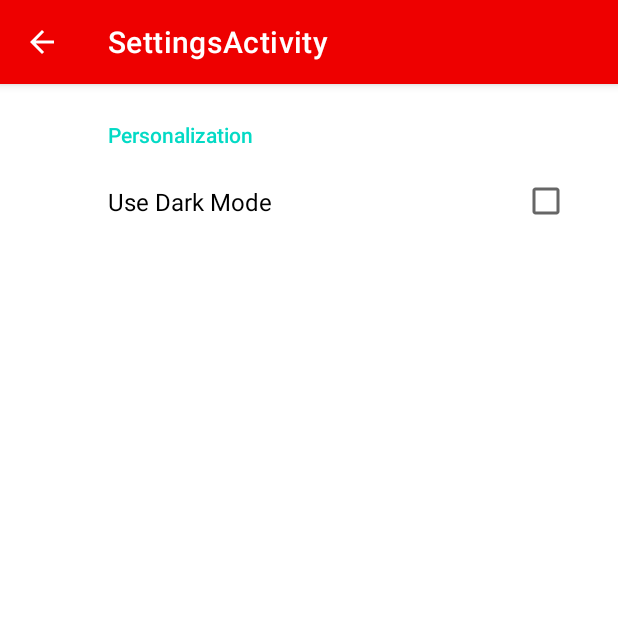
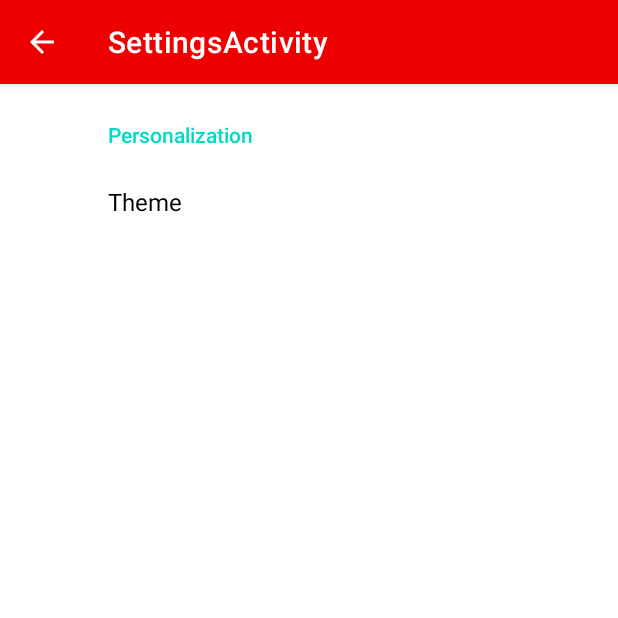
Before and after one commit to Yukon2077/Notes_By_Yukon, an Android app: the SettingsActivity screen opened directly, with no data from a screen before it, on a phone screen of 412 x 824 dp, the top half of it. Run offline under Robolectric (Android 15) with nearby library versions, the phone set to English and light mode, and no system bars; our stand-ins replace androidx.preference.

Commit message:
Too many again

```diff
--- a/app/src/main/AndroidManifest.xml
+++ b/app/src/main/AndroidManifest.xml
@@ -8,7 +8,7 @@
         android:label="@string/app_name"
         android:roundIcon="@mipmap/ic_launcher_round"
         android:supportsRtl="true"
-        android:theme="@style/Theme.Notes.Light">
+        android:theme="@style/Theme.Notes">
         <activity
             android:name="activities.SettingsActivity"
             android:label="@string/title_activity_settings" />
--- a/app/src/main/java/activities/MainActivity.java
+++ b/app/src/main/java/activities/MainActivity.java
@@ -2,6 +2,7 @@ package activities;
 
 import androidx.annotation.NonNull;
 import androidx.appcompat.app.AppCompatActivity;
+import androidx.appcompat.app.AppCompatDelegate;
 import androidx.appcompat.widget.Toolbar;
 import androidx.preference.CheckBoxPreference;
 import androidx.preference.PreferenceManager;
@@ -39,7 +40,6 @@ public class MainActivity extends AppCompatActivity {
     @Override
     protected void onCreate(Bundle savedInstanceState) {
         super.onCreate(savedInstanceState);
-        setAppTheme(this);
         setContentView(R.layout.activity_main);
 
         toolbar = findViewById(R.id.toolbar);
@@ -71,6 +71,7 @@ public class MainActivity extends AppCompatActivity {
             Intent intent = new Intent(this,WriteActivity.class);
             intent.putExtra("ENTRY",entry);
             intent.putExtra("ID",id);
+            intent.putExtra("FROM_WHERE","MAIN");
             startActivity(intent);
         }
 
@@ -102,7 +103,6 @@ public class MainActivity extends AppCompatActivity {
     @Override
     protected void onRestart() {
         entryAdapter.swapCursor(notesSQLiteHelper.getAllItems());
-        setAppTheme(this);
         super.onRestart();
     }
 
@@ -112,20 +112,4 @@ public class MainActivity extends AppCompatActivity {
         entryAdapter.swapCursor(notesSQLiteHelper.getAllItems());
     }
 
-    public static void setAppTheme(Context context){
-        SharedPreferences sharedPreferences = PreferenceManager.getDefaultSharedPreferences(context);
-        Boolean theme = sharedPreferences.getBoolean("theme_checkbox",false);
-        /*Toast.makeText(getApplicationContext(), theme + "",
-                Toast.LENGTH_LONG).show();*/
-
-        if (theme) {
-            context.setTheme(R.style.Theme_Notes_Dark);
-
-        } else {
-            context.setTheme(R.style.Theme_Notes_Light);
-        }
-
-
-    }
-
 }
--- a/app/src/main/java/activities/SettingsActivity.java
+++ b/app/src/main/java/activities/SettingsActivity.java
@@ -9,8 +9,10 @@ import android.view.MenuItem;
 import androidx.annotation.NonNull;
 import androidx.appcompat.app.ActionBar;
 import androidx.appcompat.app.AppCompatActivity;
+import androidx.appcompat.app.AppCompatDelegate;
 import androidx.appcompat.widget.Toolbar;
 import androidx.preference.CheckBoxPreference;
+import androidx.preference.ListPreference;
 import androidx.preference.Preference;
 import androidx.preference.PreferenceFragmentCompat;
 import androidx.preference.PreferenceManager;
@@ -24,7 +26,6 @@ public class SettingsActivity extends AppCompatActivity {
     @Override
     protected void onCreate(Bundle savedInstanceState) {
         super.onCreate(savedInstanceState);
-        MainActivity.setAppTheme(this);
         setContentView(R.layout.settings_activity);
         if (savedInstanceState == null) {
             getSupportFragmentManager()
@@ -51,19 +52,28 @@ public class SettingsActivity extends AppCompatActivity {
         public void onCreatePreferences(Bundle savedInstanceState, String rootKey) {
             setPreferencesFromResource(R.xml.root_preferences, rootKey);
 
-            CheckBoxPreference checkBoxPreference = findPreference("theme_checkbox");
-            checkBoxPreference.setOnPreferenceClickListener(new Preference.OnPreferenceClickListener() {
+            ListPreference listPreference = findPreference("theme_list");
+            listPreference.setOnPreferenceChangeListener(new Preference.OnPreferenceChangeListener() {
                 @Override
-                public boolean onPreferenceClick(Preference preference) {
-                    /*getActivity().recreate();*/
-                    TaskStackBuilder.create(getActivity())
-                            .addNextIntent(new Intent(getActivity(), MainActivity.class))
-                            .addNextIntent(getActivity().getIntent())
-                            .startActivities();
+                public boolean onPreferenceChange(Preference preference, Object newValue) {
+                    switch (newValue.toString()) {
 
-                    return false;
+                        case "Light":
+                            AppCompatDelegate.setDefaultNightMode(AppCompatDelegate.MODE_NIGHT_NO);
+                            break;
+
+                        case "Dark":
+                            AppCompatDelegate.setDefaultNightMode(AppCompatDelegate.MODE_NIGHT_YES);
+                            break;
+
+                        case "System Default":
+                            AppCompatDelegate.setDefaultNightMode(AppCompatDelegate.MODE_NIGHT_FOLLOW_SYSTEM);
+                            break;
+                    }
+                    return true;
                 }
             });
+
 
         }
 
--- a/app/src/main/java/adapters/EntryAdapter.java
+++ b/app/src/main/java/adapters/EntryAdapter.java
@@ -59,6 +59,7 @@ public class EntryAdapter extends RecyclerView.Adapter <EntryAdapter.EntryViewHo
                 Intent intent = new Intent(mContext, WriteActivity.class);
                 intent.putExtra("ID",id);
                 intent.putExtra("ENTRY",entry);
+                intent.putExtra("FROM_WHERE","ADAPTER");
                 mContext.startActivity(intent);
             }
         });
--- a/app/src/main/res/layout/activity_write.xml
+++ b/app/src/main/res/layout/activity_write.xml
@@ -23,7 +23,7 @@
         android:ems="10"
         android:gravity="start|top"
         android:backgroundTint="@color/transparent"
-        android:inputType="textMultiLine"
+        android:inputType="textMultiLine|textAutoCorrect|textCapSentences"
         app:layout_constraintBottom_toBottomOf="parent"
         app:layout_constraintEnd_toEndOf="parent"
         app:layout_constraintStart_toStartOf="parent"
--- a/app/src/main/res/values-night/themes.xml
+++ b/app/src/main/res/values-night/themes.xml
@@ -1,6 +1,6 @@
 <resources xmlns:tools="http://schemas.android.com/tools">
     <!-- Base application theme. -->
-    <style name="Theme.Notes.Dark" parent="Theme.MaterialComponents.DayNight.NoActionBar">
+    <style name="Theme.Notes" parent="Theme.MaterialComponents.DayNight.NoActionBar">
         <!-- Primary brand color. -->
         <item name="colorPrimary">@color/bright_red</item>
         <item name="colorPrimaryVariant">@color/dark_red</item>
@@ -13,7 +13,7 @@
         <item name="android:statusBarColor" tools:targetApi="l">?attr/colorPrimaryVariant</item>
         <!-- Customize your theme here. -->
         <item name="android:windowBackground">@color/black</item>
-        <item name="android:navigationBarColor">?android:windowBackground</item>
+        <item name="android:navigationBarColor">@color/black</item>
         <item name="colorSurface">@color/light_dark</item>
         <item name="android:textColorPrimary">@color/white</item>
         <item name="android:textColor">@color/white</item>
--- a/app/src/main/res/values/arrays.xml
+++ b/app/src/main/res/values/arrays.xml
@@ -3,7 +3,7 @@
     <array name="theme_values">
         <item>Light</item>
         <item>Dark</item>
-        <item>System_Default</item>
+        <item>System Default</item>
     </array>
 
 </resources>
--- a/app/src/main/res/values/themes.xml
+++ b/app/src/main/res/values/themes.xml
@@ -1,6 +1,6 @@
 <resources xmlns:tools="http://schemas.android.com/tools">
     <!-- Base application theme. -->
-    <style name="Theme.Notes.Light" parent="Theme.MaterialComponents.DayNight.NoActionBar">
+    <style name="Theme.Notes" parent="Theme.MaterialComponents.DayNight.NoActionBar">
         <!-- Primary brand color. -->
         <item name="colorPrimary">@color/bright_red</item>
         <item name="colorPrimaryVariant">@color/dark_red</item>
@@ -13,7 +13,7 @@
         <item name="android:statusBarColor" tools:targetApi="l">?attr/colorPrimaryVariant</item>
         <!-- Customize your theme here. -->
         <item name="android:windowBackground">@color/white</item>
-        <item name="android:navigationBarColor">?android:windowBackground</item>
+        <item name="android:navigationBarColor">@color/white</item>
         <item name="colorSurface">@color/light_white</item>
         <item name="android:textColorPrimary">@color/black</item>
         <item name="android:textColor">@color/black</item>
--- a/app/src/main/res/xml/root_preferences.xml
+++ b/app/src/main/res/xml/root_preferences.xml
@@ -2,17 +2,17 @@
     xmlns:app="http://schemas.android.com/apk/res-auto">
     <PreferenceCategory android:title="Personalization">
 
-        <CheckBoxPreference
+        <!--<CheckBoxPreference
             android:defaultValue="false"
             android:key="theme_checkbox"
-            android:title="Use Dark Mode" />
+            android:title="Use Dark Mode" />-->
 
-        <!--<ListPreference
-            android:defaultValue="1"
+        <ListPreference
+            android:defaultValue="System Default"
             android:entries="@array/theme_values"
             android:entryValues="@array/theme_values"
             android:key="theme_list"
-            android:title="Theme" />-->
+            android:title="Theme" />
 
     </PreferenceCategory>
 
```
Also changed, not shown: app/src/main/java/activities/WriteActivity.java (+49 -17 lines).
